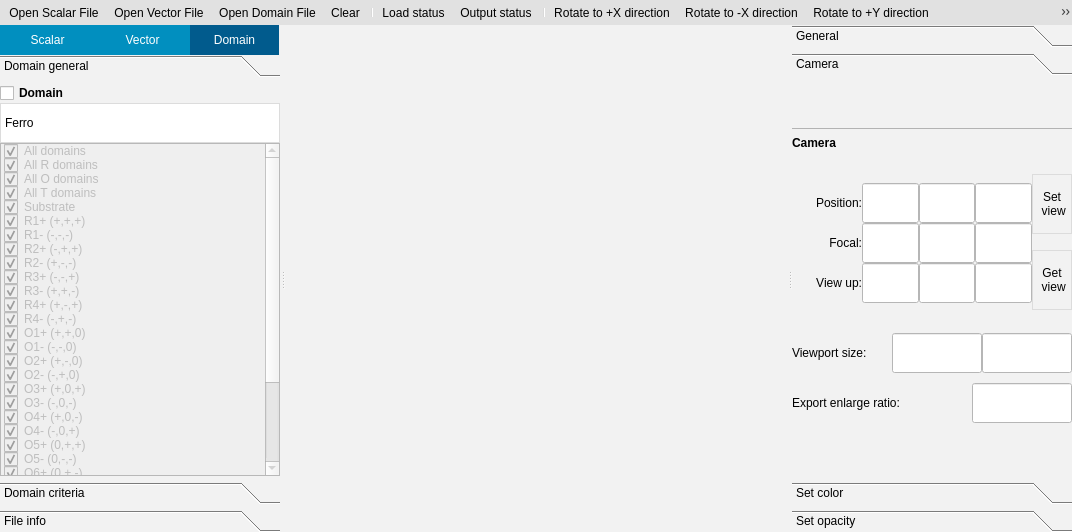
The window that SimpleView.ui (billcxx/MUPRO-visualization) describes before a commit, drawn with Qt 5.
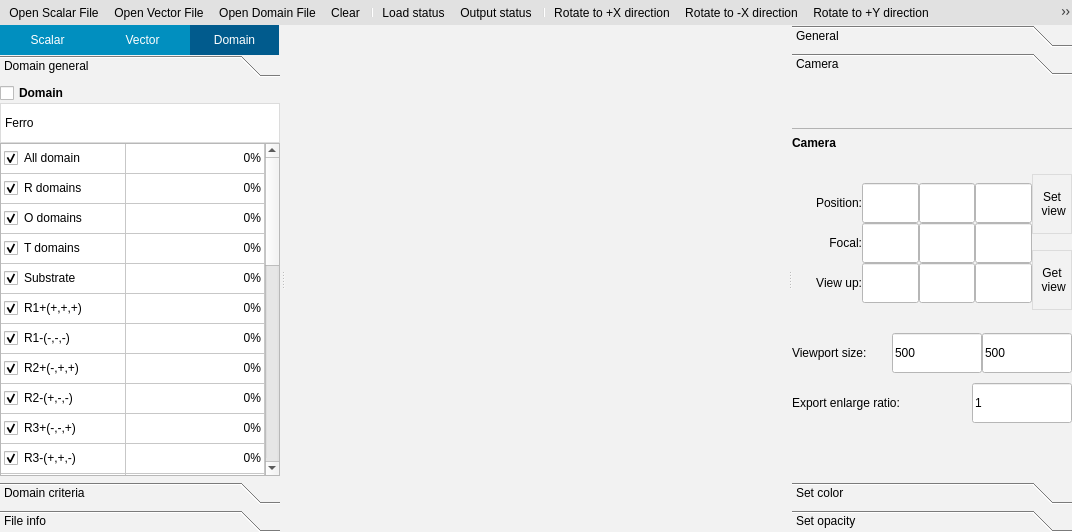
The same window after the commit. The open tabs and pages were chosen to show the change. Icons and pictures are not drawn. Custom widgets are drawn as their Qt base class.

```diff
--- a/SimpleView.ui
+++ b/SimpleView.ui
@@ -3592,277 +3592,795 @@
                       <number>0</number>
                      </property>
                      <item row="0" column="0">
-                      <widget class="QListWidget" name="domain_LW">
-                       <property name="enabled">
-                        <bool>false</bool>
+                      <widget class="QTableWidget" name="domain_TW">
+                       <property name="autoScroll">
+                        <bool>true</bool>
                        </property>
                        <property name="selectionMode">
                         <enum>QAbstractItemView::SingleSelection</enum>
                        </property>
-                       <item>
+                       <attribute name="horizontalHeaderVisible">
+                        <bool>false</bool>
+                       </attribute>
+                       <attribute name="horizontalHeaderDefaultSectionSize">
+                        <number>125</number>
+                       </attribute>
+                       <attribute name="horizontalHeaderMinimumSectionSize">
+                        <number>80</number>
+                       </attribute>
+                       <attribute name="horizontalHeaderShowSortIndicator" stdset="0">
+                        <bool>false</bool>
+                       </attribute>
+                       <attribute name="horizontalHeaderStretchLastSection">
+                        <bool>true</bool>
+                       </attribute>
+                       <attribute name="verticalHeaderVisible">
+                        <bool>false</bool>
+                       </attribute>
+                       <attribute name="verticalHeaderDefaultSectionSize">
+                        <number>30</number>
+                       </attribute>
+                       <attribute name="verticalHeaderMinimumSectionSize">
+                        <number>30</number>
+                       </attribute>
+                       <row>
                         <property name="text">
                          <string>All domains</string>
                         </property>
+                       </row>
+                       <row>
+                        <property name="text">
+                         <string>R domains</string>
+                        </property>
+                       </row>
+                       <row>
+                        <property name="text">
+                         <string>O domains</string>
+                        </property>
+                       </row>
+                       <row>
+                        <property name="text">
+                         <string>T domains</string>
+                        </property>
+                       </row>
+                       <row>
+                        <property name="text">
+                         <string>Substrate</string>
+                        </property>
+                       </row>
+                       <row>
+                        <property name="text">
+                         <string>R1+(+,+,+)</string>
+                        </property>
+                       </row>
+                       <row>
+                        <property name="text">
+                         <string>R1-(-,-,-)</string>
+                        </property>
+                       </row>
+                       <row>
+                        <property name="text">
+                         <string>R2+(-,+,+)</string>
+                        </property>
+                       </row>
+                       <row>
+                        <property name="text">
+                         <string>R2-(+,-,-)</string>
+                        </property>
+                       </row>
+                       <row>
+                        <property name="text">
+                         <string>R3+(-,-,+)</string>
+                        </property>
+                       </row>
+                       <row>
+                        <property name="text">
+                         <string>R3-(+,+,-)</string>
+                        </property>
+                       </row>
+                       <row>
+                        <property name="text">
+                         <string>R4+(+,-,+)</string>
+                        </property>
+                       </row>
+                       <row>
+                        <property name="text">
+                         <string>R4-(-,+,-)</string>
+                        </property>
+                       </row>
+                       <row>
+                        <property name="text">
+                         <string>O1+(+,+,0)</string>
+                        </property>
+                       </row>
+                       <row>
+                        <property name="text">
+                         <string>O1-(-,-,0)</string>
+                        </property>
+                       </row>
+                       <row>
+                        <property name="text">
+                         <string>O2+(+,-,0)</string>
+                        </property>
+                       </row>
+                       <row>
+                        <property name="text">
+                         <string>O2-(-,+,0)</string>
+                        </property>
+                       </row>
+                       <row>
+                        <property name="text">
+                         <string>O3+(+,0,+)</string>
+                        </property>
+                       </row>
+                       <row>
+                        <property name="text">
+                         <string>O3-(-,0,-)</string>
+                        </property>
+                       </row>
+                       <row>
+                        <property name="text">
+                         <string>O4+(+,0,-)</string>
+                        </property>
+                       </row>
+                       <row>
+                        <property name="text">
+                         <string>O4-(-,0,+)</string>
+                        </property>
+                       </row>
+                       <row>
+                        <property name="text">
+                         <string>O5+(0,+,+)</string>
+                        </property>
+                       </row>
+                       <row>
+                        <property name="text">
+                         <string>O5-(0,-,-)</string>
+                        </property>
+                       </row>
+                       <row>
+                        <property name="text">
+                         <string>O6+(0,+,-)</string>
+                        </property>
+                       </row>
+                       <row>
+                        <property name="text">
+                         <string>O6-(0,-,+)</string>
+                        </property>
+                       </row>
+                       <row>
+                        <property name="text">
+                         <string>T1+(+,0,0)</string>
+                        </property>
+                       </row>
+                       <row>
+                        <property name="text">
+                         <string>T1-(-,0,0)</string>
+                        </property>
+                       </row>
+                       <row>
+                        <property name="text">
+                         <string>T2+(0,+,0)</string>
+                        </property>
+                       </row>
+                       <row>
+                        <property name="text">
+                         <string>T2-(0,-,0)</string>
+                        </property>
+                       </row>
+                       <row>
+                        <property name="text">
+                         <string>T3+(0,0,+)</string>
+                        </property>
+                       </row>
+                       <row>
+                        <property name="text">
+                         <string>T3-(0,0,-)</string>
+                        </property>
+                       </row>
+                       <column>
+                        <property name="text">
+                         <string>Domain types</string>
+                        </property>
+                        <property name="textAlignment">
+                         <set>AlignLeading|AlignVCenter</set>
+                        </property>
+                       </column>
+                       <column>
+                        <property name="text">
+                         <string>Domain percentage</string>
+                        </property>
+                        <property name="textAlignment">
+                         <set>AlignLeading|AlignVCenter</set>
+                        </property>
+                       </column>
+                       <item row="0" column="0">
+                        <property name="text">
+                         <string>All domain</string>
+                        </property>
                         <property name="checkState">
                          <enum>Checked</enum>
                         </property>
+                        <property name="flags">
+                         <set>ItemIsSelectable|ItemIsUserCheckable|ItemIsEnabled</set>
+                        </property>
                        </item>
-                       <item>
+                       <item row="0" column="1">
                         <property name="text">
-                         <string>All R domains</string>
+                         <string>0%</string>
                         </property>
+                        <property name="textAlignment">
+                         <set>AlignTrailing|AlignVCenter</set>
+                        </property>
+                       </item>
+                       <item row="1" column="0">
+                        <property name="text">
+                         <string>R domains</string>
+                        </property>
                         <property name="checkState">
                          <enum>Checked</enum>
                         </property>
+                        <property name="flags">
+                         <set>ItemIsSelectable|ItemIsUserCheckable|ItemIsEnabled</set>
+                        </property>
                        </item>
-                       <item>
+                       <item row="1" column="1">
                         <property name="text">
-                         <string>All O domains</string>
+                         <string>0%</string>
                         </property>
+                        <property name="textAlignment">
+                         <set>AlignTrailing|AlignVCenter</set>
+                        </property>
+                       </item>
+                       <item row="2" column="0">
+                        <property name="text">
+                         <string>O domains</string>
+                        </property>
                         <property name="checkState">
                          <enum>Checked</enum>
                         </property>
+                        <property name="flags">
+                         <set>ItemIsSelectable|ItemIsUserCheckable|ItemIsEnabled</set>
+                        </property>
                        </item>
-                       <item>
+                       <item row="2" column="1">
                         <property name="text">
-                         <string>All T domains</string>
+                         <string>0%</string>
                         </property>
+                        <property name="textAlignment">
+                         <set>AlignTrailing|AlignVCenter</set>
+                        </property>
+                       </item>
+                       <item row="3" column="0">
+                        <property name="text">
+                         <string>T domains</string>
+                        </property>
                         <property name="checkState">
                          <enum>Checked</enum>
                         </property>
+                        <property name="flags">
+                         <set>ItemIsSelectable|ItemIsUserCheckable|ItemIsEnabled</set>
+                        </property>
                        </item>
-                       <item>
+                       <item row="3" column="1">
                         <property name="text">
-                         <string>Substrate</string>
+                         <string>0%</string>
                         </property>
-                        <property name="background">
-                         <brush brushstyle="NoBrush">
-                          <color alpha="255">
-                           <red>0</red>
-                           <green>0</green>
-                           <blue>0</blue>
-                          </color>
-                         </brush>
+                        <property name="textAlignment">
+                         <set>AlignTrailing|AlignVCenter</set>
                         </property>
-                        <property name="foreground">
-                         <brush brushstyle="NoBrush">
-                          <color alpha="255">
-                           <red>0</red>
-                           <green>0</green>
-                           <blue>0</blue>
-                          </color>
-                         </brush>
+                       </item>
+                       <item row="4" column="0">
+                        <property name="text">
+                         <string>Substrate</string>
                         </property>
                         <property name="checkState">
                          <enum>Checked</enum>
                         </property>
+                        <property name="flags">
+                         <set>ItemIsSelectable|ItemIsUserCheckable|ItemIsEnabled</set>
+                        </property>
                        </item>
-                       <item>
+                       <item row="4" column="1">
                         <property name="text">
-                         <string>R1+ (+,+,+)</string>
+                         <string>0%</string>
                         </property>
+                        <property name="textAlignment">
+                         <set>AlignTrailing|AlignVCenter</set>
+                        </property>
+                       </item>
+                       <item row="5" column="0">
+                        <property name="text">
+                         <string>R1+(+,+,+)</string>
+                        </property>
                         <property name="checkState">
                          <enum>Checked</enum>
                         </property>
+                        <property name="flags">
+                         <set>ItemIsSelectable|ItemIsUserCheckable|ItemIsEnabled</set>
+                        </property>
                        </item>
-                       <item>
+                       <item row="5" column="1">
                         <property name="text">
-                         <string>R1- (-,-,-)</string>
+                         <string>0%</string>
                         </property>
+                        <property name="textAlignment">
+                         <set>AlignTrailing|AlignVCenter</set>
+                        </property>
+                       </item>
+                       <item row="6" column="0">
+                        <property name="text">
+                         <string>R1-(-,-,-)</string>
+                        </property>
                         <property name="checkState">
                          <enum>Checked</enum>
                         </property>
+                        <property name="flags">
+                         <set>ItemIsSelectable|ItemIsUserCheckable|ItemIsEnabled</set>
+                        </property>
                        </item>
-                       <item>
+                       <item row="6" column="1">
                         <property name="text">
-                         <string>R2+ (-,+,+)</string>
+                         <string>0%</string>
                         </property>
+                        <property name="textAlignment">
+                         <set>AlignTrailing|AlignVCenter</set>
+                        </property>
+                       </item>
+                       <item row="7" column="0">
+                        <property name="text">
+                         <string>R2+(-,+,+)</string>
+                        </property>
                         <property name="checkState">
                          <enum>Checked</enum>
                         </property>
+                        <property name="flags">
+                         <set>ItemIsSelectable|ItemIsUserCheckable|ItemIsEnabled</set>
+                        </property>
                        </item>
-                       <item>
+                       <item row="7" column="1">
                         <property name="text">
-                         <string>R2- (+,-,-)</string>
+                         <string>0%</string>
                         </property>
+                        <property name="textAlignment">
+                         <set>AlignTrailing|AlignVCenter</set>
+                        </property>
+                       </item>
+                       <item row="8" column="0">
+                        <property name="text">
+                         <string>R2-(+,-,-)</string>
+                        </property>
                         <property name="checkState">
                          <enum>Checked</enum>
                         </property>
+                        <property name="flags">
+                         <set>ItemIsSelectable|ItemIsUserCheckable|ItemIsEnabled</set>
+                        </property>
                        </item>
-                       <item>
+                       <item row="8" column="1">
                         <property name="text">
-                         <string>R3+ (-,-,+)</string>
+                         <string>0%</string>
                         </property>
+                        <property name="textAlignment">
+                         <set>AlignTrailing|AlignVCenter</set>
+                        </property>
+                       </item>
+                       <item row="9" column="0">
+                        <property name="text">
+                         <string>R3+(-,-,+)</string>
+                        </property>
                         <property name="checkState">
                          <enum>Checked</enum>
                         </property>
+                        <property name="flags">
+                         <set>ItemIsSelectable|ItemIsUserCheckable|ItemIsEnabled</set>
+                        </property>
                        </item>
-                       <item>
+                       <item row="9" column="1">
                         <property name="text">
-                         <string>R3- (+,+,-)</string>
+                         <string>0%</string>
                         </property>
+                        <property name="textAlignment">
+                         <set>AlignTrailing|AlignVCenter</set>
+                        </property>
+                       </item>
+                       <item row="10" column="0">
+                        <property name="text">
+                         <string>R3-(+,+,-)</string>
+                        </property>
                         <property name="checkState">
                          <enum>Checked</enum>
                         </property>
+                        <property name="flags">
+                         <set>ItemIsSelectable|ItemIsUserCheckable|ItemIsEnabled</set>
+                        </property>
                        </item>
-                       <item>
+                       <item row="10" column="1">
                         <property name="text">
-                         <string>R4+ (+,-,+)</string>
+                         <string>0%</string>
                         </property>
+                        <property name="textAlignment">
+                         <set>AlignTrailing|AlignVCenter</set>
+                        </property>
+                       </item>
+                       <item row="11" column="0">
+                        <property name="text">
+                         <string>R4+(+,-,+)</string>
+                        </property>
                         <property name="checkState">
                          <enum>Checked</enum>
                         </property>
+                        <property name="flags">
+                         <set>ItemIsSelectable|ItemIsUserCheckable|ItemIsEnabled</set>
+                        </property>
                        </item>
-                       <item>
+                       <item row="11" column="1">
                         <property name="text">
-                         <string>R4- (-,+,-)</string>
+                         <string>0%</string>
                         </property>
+                        <property name="textAlignment">
+                         <set>AlignTrailing|AlignVCenter</set>
+                        </property>
+                       </item>
+                       <item row="12" column="0">
+                        <property name="text">
+                         <string>R4-(-,+,-)</string>
+                        </property>
                         <property name="checkState">
                          <enum>Checked</enum>
                         </property>
+                        <property name="flags">
+                         <set>ItemIsSelectable|ItemIsUserCheckable|ItemIsEnabled</set>
+                        </property>
                        </item>
-                       <item>
+                       <item row="12" column="1">
                         <property name="text">
-                         <string>O1+ (+,+,0)</string>
+                         <string>0%</string>
                         </property>
+                        <property name="textAlignment">
+                         <set>AlignTrailing|AlignVCenter</set>
+                        </property>
+                       </item>
+                       <item row="13" column="0">
+                        <property name="text">
+                         <string>O1+(+,+,0)</string>
+                        </property>
                         <property name="checkState">
                          <enum>Checked</enum>
                         </property>
+                        <property name="flags">
+                         <set>ItemIsSelectable|ItemIsUserCheckable|ItemIsEnabled</set>
+                        </property>
                        </item>
-                       <item>
+                       <item row="13" column="1">
                         <property name="text">
-                         <string>O1- (-,-,0)</string>
+                         <string>0%</string>
                         </property>
+                        <property name="textAlignment">
+                         <set>AlignTrailing|AlignVCenter</set>
+                        </property>
+                       </item>
+                       <item row="14" column="0">
+                        <property name="text">
+                         <string>O1-(-,-,0)</string>
+                        </property>
                         <property name="checkState">
                          <enum>Checked</enum>
                         </property>
+                        <property name="flags">
+                         <set>ItemIsSelectable|ItemIsUserCheckable|ItemIsEnabled</set>
+                        </property>
                        </item>
-                       <item>
+                       <item row="14" column="1">
                         <property name="text">
-                         <string>O2+ (+,-,0)</string>
+                         <string>0%</string>
                         </property>
+                        <property name="textAlignment">
+                         <set>AlignTrailing|AlignVCenter</set>
+                        </property>
+                       </item>
+                       <item row="15" column="0">
+                        <property name="text">
+                         <string>O2+(+,-,0)</string>
+                        </property>
                         <property name="checkState">
                          <enum>Checked</enum>
                         </property>
+                        <property name="flags">
+                         <set>ItemIsSelectable|ItemIsUserCheckable|ItemIsEnabled</set>
+                        </property>
                        </item>
-                       <item>
+                       <item row="15" column="1">
                         <property name="text">
-                         <string>O2- (-,+,0)</string>
+                         <string>0%</string>
                         </property>
+                        <property name="textAlignment">
+                         <set>AlignTrailing|AlignVCenter</set>
+                        </property>
+                       </item>
+                       <item row="16" column="0">
+                        <property name="text">
+                         <string>O2-(-,+,0)</string>
+                        </property>
                         <property name="checkState">
                          <enum>Checked</enum>
                         </property>
+                        <property name="flags">
+                         <set>ItemIsSelectable|ItemIsUserCheckable|ItemIsEnabled</set>
+                        </property>
                        </item>
-                       <item>
+                       <item row="16" column="1">
                         <property name="text">
-                         <string>O3+ (+,0,+)</string>
+                         <string>0%</string>
                         </property>
+                        <property name="textAlignment">
+                         <set>AlignTrailing|AlignVCenter</set>
+                        </property>
+                       </item>
+                       <item row="17" column="0">
+                        <property name="text">
+                         <string>O3+(+,0,+)</string>
+                        </property>
                         <property name="checkState">
                          <enum>Checked</enum>
                         </property>
+                        <property name="flags">
+                         <set>ItemIsSelectable|ItemIsUserCheckable|ItemIsEnabled</set>
+                        </property>
                        </item>
-                       <item>
+                       <item row="17" column="1">
                         <property name="text">
-                         <string>O3- (-,0,-)</string>
+                         <string>0%</string>
                         </property>
+                        <property name="textAlignment">
+                         <set>AlignTrailing|AlignVCenter</set>
+                        </property>
+                       </item>
+                       <item row="18" column="0">
+                        <property name="text">
+                         <string>O3-(-,0,-)</string>
+                        </property>
                         <property name="checkState">
                          <enum>Checked</enum>
                         </property>
+                        <property name="flags">
+                         <set>ItemIsSelectable|ItemIsUserCheckable|ItemIsEnabled</set>
+                        </property>
                        </item>
-                       <item>
+                       <item row="18" column="1">
                         <property name="text">
-                         <string>O4+ (+,0,-)</string>
+                         <string>0%</string>
                         </property>
+                        <property name="textAlignment">
+                         <set>AlignTrailing|AlignVCenter</set>
+                        </property>
+                       </item>
+                       <item row="19" column="0">
+                        <property name="text">
+                         <string>O4+(+,0,-)</string>
+                        </property>
                         <property name="checkState">
                          <enum>Checked</enum>
                         </property>
+                        <property name="flags">
+                         <set>ItemIsSelectable|ItemIsUserCheckable|ItemIsEnabled</set>
+                        </property>
                        </item>
-                       <item>
+                       <item row="19" column="1">
                         <property name="text">
-                         <string>O4- (-,0,+)</string>
+                         <string>0%</string>
                         </property>
+                        <property name="textAlignment">
+                         <set>AlignTrailing|AlignVCenter</set>
+                        </property>
+                       </item>
+                       <item row="20" column="0">
+                        <property name="text">
+                         <string>O4-(-,0,+)</string>
+                        </property>
                         <property name="checkState">
                          <enum>Checked</enum>
                         </property>
+                        <property name="flags">
+                         <set>ItemIsSelectable|ItemIsUserCheckable|ItemIsEnabled</set>
+                        </property>
                        </item>
-                       <item>
+                       <item row="20" column="1">
                         <property name="text">
-                         <string>O5+ (0,+,+)</string>
+                         <string>0%</string>
                         </property>
+                        <property name="textAlignment">
+                         <set>AlignTrailing|AlignVCenter</set>
+                        </property>
+                       </item>
+                       <item row="21" column="0">
+                        <property name="text">
+                         <string>O5+(0,+,+)</string>
+                        </property>
                         <property name="checkState">
                          <enum>Checked</enum>
                         </property>
+                        <property name="flags">
+                         <set>ItemIsSelectable|ItemIsUserCheckable|ItemIsEnabled</set>
+                        </property>
                        </item>
-                       <item>
+                       <item row="21" column="1">
                         <property name="text">
-                         <string>O5- (0,-,-)</string>
+                         <string>0%</string>
                         </property>
+                        <property name="textAlignment">
+                         <set>AlignTrailing|AlignVCenter</set>
+                        </property>
+                       </item>
+                       <item row="22" column="0">
+                        <property name="text">
+                         <string>O5-(0,-,-)</string>
+                        </property>
                         <property name="checkState">
                          <enum>Checked</enum>
                         </property>
+                        <property name="flags">
+                         <set>ItemIsSelectable|ItemIsUserCheckable|ItemIsEnabled</set>
+                        </property>
                        </item>
-                       <item>
+                       <item row="22" column="1">
                         <property name="text">
-                         <string>O6+ (0,+,-)</string>
+                         <string>0%</string>
                         </property>
+                        <property name="textAlignment">
+                         <set>AlignTrailing|AlignVCenter</set>
+                        </property>
+                       </item>
+                       <item row="23" column="0">
+                        <property name="text">
+                         <string>O6+(0,+,-)</string>
+                        </property>
                         <property name="checkState">
                          <enum>Checked</enum>
                         </property>
+                        <property name="flags">
+                         <set>ItemIsSelectable|ItemIsUserCheckable|ItemIsEnabled</set>
+                        </property>
                        </item>
-                       <item>
+                       <item row="23" column="1">
                         <property name="text">
-                         <string>O6- (0,-,+)</string>
+                         <string>0%</string>
                         </property>
+                        <property name="textAlignment">
+                         <set>AlignTrailing|AlignVCenter</set>
+                        </property>
+                       </item>
+                       <item row="24" column="0">
+                        <property name="text">
+                         <string>O6-(0,-,+)</string>
+                        </property>
                         <property name="checkState">
                          <enum>Checked</enum>
                         </property>
+                        <property name="flags">
+                         <set>ItemIsSelectable|ItemIsUserCheckable|ItemIsEnabled</set>
+                        </property>
                        </item>
-                       <item>
+                       <item row="24" column="1">
                         <property name="text">
-                         <string>T1+ (+,0,0)</string>
+                         <string>0%</string>
                         </property>
+                        <property name="textAlignment">
+                         <set>AlignTrailing|AlignVCenter</set>
+                        </property>
+                       </item>
+                       <item row="25" column="0">
+                        <property name="text">
+                         <string>T1+(+,0,0)</string>
+                        </property>
                         <property name="checkState">
                          <enum>Checked</enum>
                         </property>
+                        <property name="flags">
+                         <set>ItemIsSelectable|ItemIsUserCheckable|ItemIsEnabled</set>
+                        </property>
                        </item>
-                       <item>
+                       <item row="25" column="1">
                         <property name="text">
-                         <string>T1- (-,0,0)</string>
+                         <string>0%</string>
                         </property>
+                        <property name="textAlignment">
+                         <set>AlignTrailing|AlignVCenter</set>
+                        </property>
+                       </item>
+                       <item row="26" column="0">
+                        <property name="text">
+                         <string>T1-(-,0,0)</string>
+                        </property>
                         <property name="checkState">
                          <enum>Checked</enum>
                         </property>
+                        <property name="flags">
+                         <set>ItemIsSelectable|ItemIsUserCheckable|ItemIsEnabled</set>
+                        </property>
                        </item>
-                       <item>
+                       <item row="26" column="1">
                         <property name="text">
-                         <string>T2+ (0,+,0)</string>
+                         <string>0%</string>
                         </property>
+                        <property name="textAlignment">
+                         <set>AlignTrailing|AlignVCenter</set>
+                        </property>
+                       </item>
+                       <item row="27" column="0">
+                        <property name="text">
+                         <string>T2+(0,+,0)</string>
+                        </property>
                         <property name="checkState">
                          <enum>Checked</enum>
                         </property>
+                        <property name="flags">
+                         <set>ItemIsSelectable|ItemIsUserCheckable|ItemIsEnabled</set>
+                        </property>
                        </item>
-                       <item>
+                       <item row="27" column="1">
                         <property name="text">
-                         <string>T2- (0,-,0)</string>
+                         <string>0%</string>
                         </property>
+                        <property name="textAlignment">
+                         <set>AlignTrailing|AlignVCenter</set>
+                        </property>
+                       </item>
+                       <item row="28" column="0">
+                        <property name="text">
+                         <string>T2-(0,-,0)</string>
+                        </property>
                         <property name="checkState">
                          <enum>Checked</enum>
                         </property>
+                        <property name="flags">
+                         <set>ItemIsSelectable|ItemIsUserCheckable|ItemIsEnabled</set>
+                        </property>
                        </item>
-                       <item>
+                       <item row="28" column="1">
                         <property name="text">
-                         <string>T3+ (0,0,+)</string>
+                         <string>0%</string>
                         </property>
+                        <property name="textAlignment">
+                         <set>AlignTrailing|AlignVCenter</set>
+                        </property>
+                       </item>
+                       <item row="29" column="0">
+                        <property name="text">
+                         <string>T3+(0,0,+)</string>
+                        </property>
                         <property name="checkState">
                          <enum>Checked</enum>
                         </property>
+                        <property name="flags">
+                         <set>ItemIsSelectable|ItemIsUserCheckable|ItemIsEnabled</set>
+                        </property>
                        </item>
-                       <item>
+                       <item row="29" column="1">
                         <property name="text">
-                         <string>T3- (0,0,-)</string>
+                         <string>0%</string>
                         </property>
+                        <property name="textAlignment">
+                         <set>AlignTrailing|AlignVCenter</set>
+                        </property>
+                       </item>
+                       <item row="30" column="0">
+                        <property name="text">
+                         <string>T3-(0,0,-)</string>
+                        </property>
                         <property name="checkState">
                          <enum>Checked</enum>
+                        </property>
+                        <property name="flags">
+                         <set>ItemIsSelectable|ItemIsUserCheckable|ItemIsEnabled</set>
+                        </property>
+                       </item>
+                       <item row="30" column="1">
+                        <property name="text">
+                         <string>0%</string>
+                        </property>
+                        <property name="textAlignment">
+                         <set>AlignTrailing|AlignVCenter</set>
                         </property>
                        </item>
                       </widget>
@@ -6209,6 +6727,9 @@
                        <height>40</height>
                       </size>
                      </property>
+                     <property name="text">
+                      <string>500</string>
+                     </property>
                     </widget>
                    </item>
                    <item>
@@ -6225,6 +6746,9 @@
                        <height>40</height>
                       </size>
                      </property>
+                     <property name="text">
+                      <string>500</string>
+                     </property>
                     </widget>
                    </item>
                   </layout>
@@ -6287,6 +6811,9 @@
                        <height>40</height>
                       </size>
                      </property>
+                     <property name="text">
+                      <string>1</string>
+                     </property>
                     </widget>
                    </item>
                   </layout>
```
Left out of the diff: 26 changed lines with no effect on the pictures.
